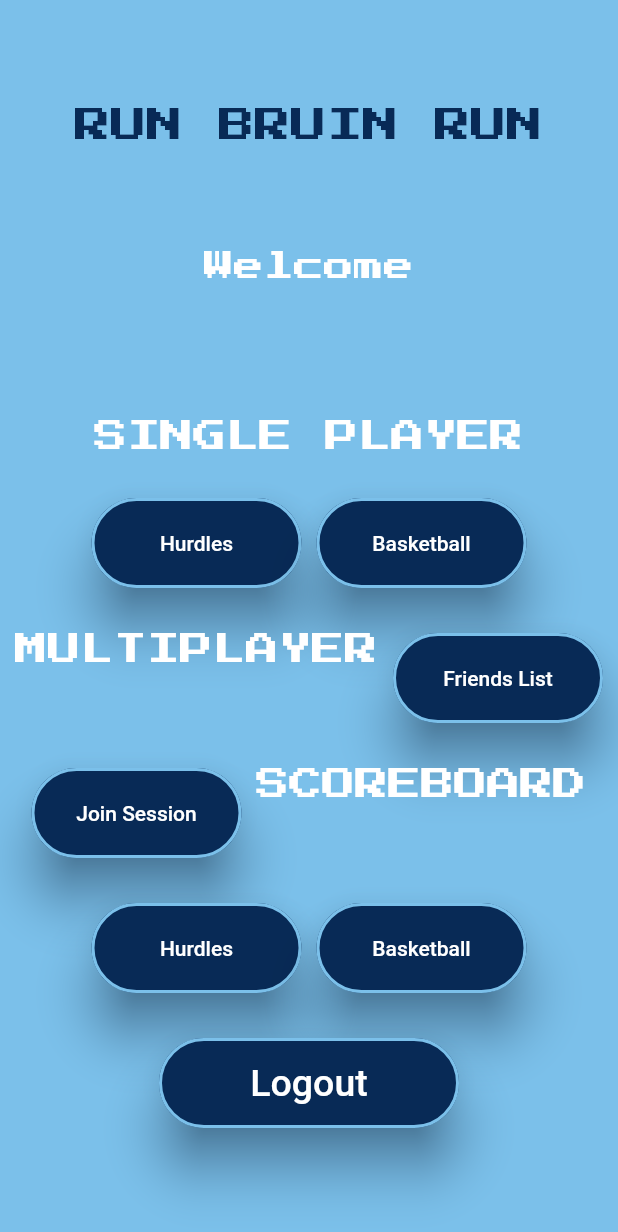
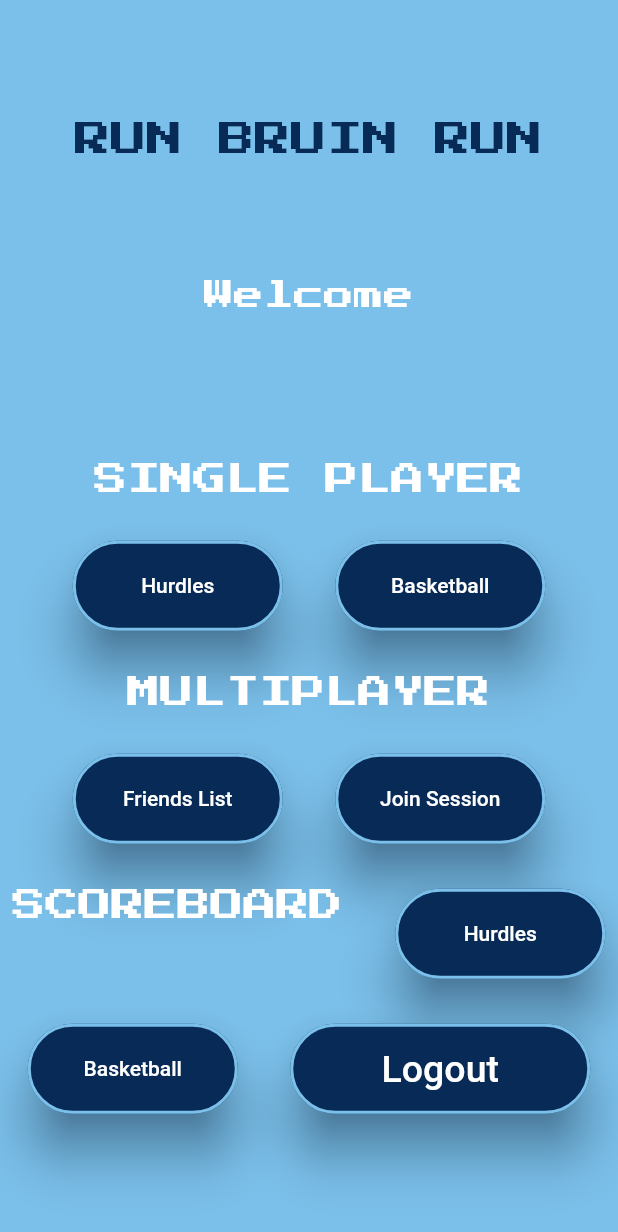
Before and after one commit to jpveloso/RunBruinRun, a Flutter app: the screen it shows once a user with an empty profile is signed in, on a phone screen of 412 x 824 dp. Shown: the top 1232 px of the screen. Run offline on Flutter 3.47's test engine with Material 2 defaults, Android fonts, the phone set to English and light mode, and no system bars; our stand-ins replace audioplayers, cloud_firestore, firebase_auth, firebase_core, fluttertoast; accounts and stored records are empty.

Commit message:
Fixed spacing on Main menu page. Also, updated the emailTextFormFieldStyle() to prevent the user from entering in capital letters after the @ symbol when signing up for an account.

```diff
--- a/lib/screens/mainmenu/main_menu_page.dart
+++ b/lib/screens/mainmenu/main_menu_page.dart
@@ -111,7 +111,7 @@
               direction: Axis.horizontal,
               runAlignment: WrapAlignment.center,
               alignment: WrapAlignment.center,
-              spacing: 10,
+              spacing: 35,
               runSpacing: 30,
               children: <Widget>[
                 const FittedBox(
```
Also changed, not shown: lib/styles/input_field_styles.dart (+18 -1 lines).
